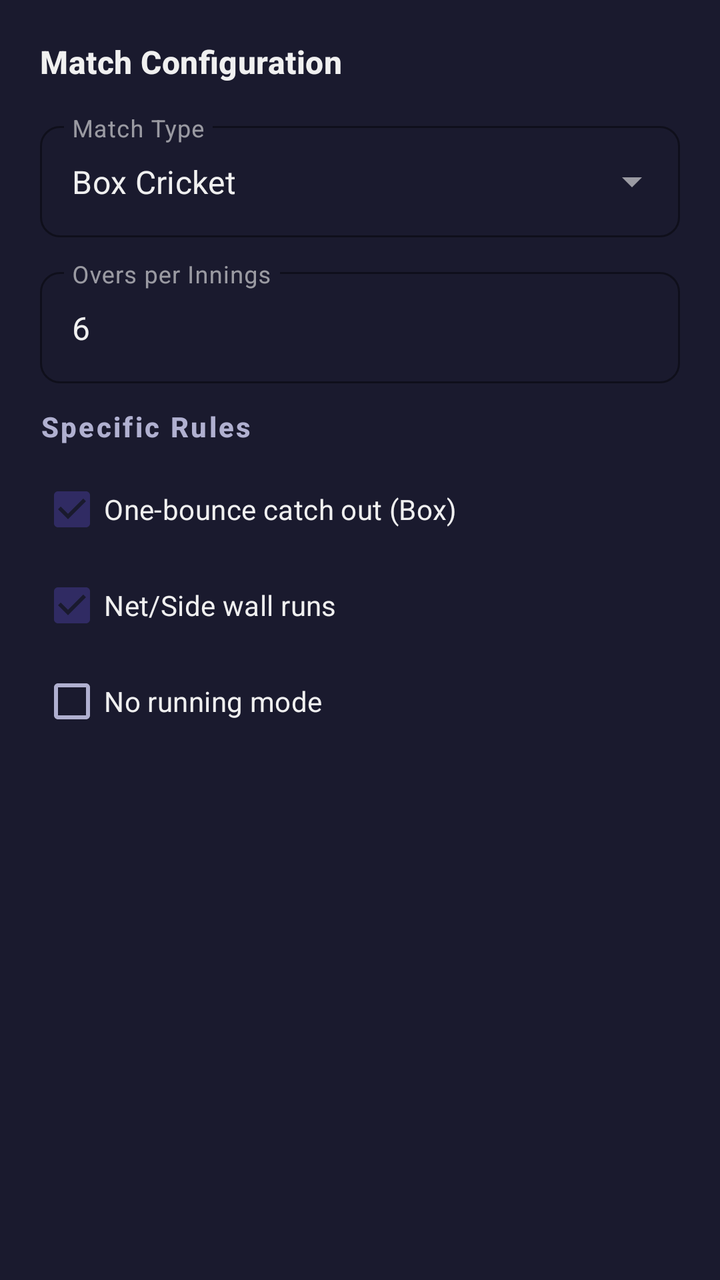
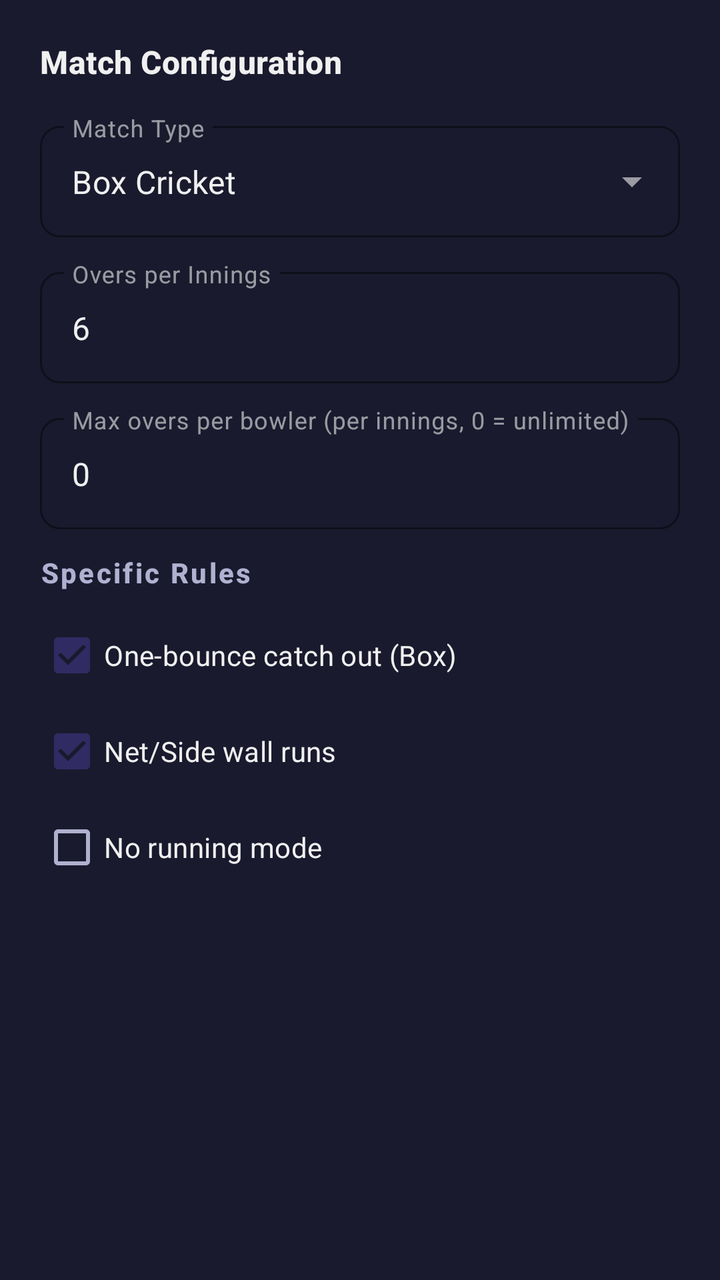

Screens rendered from an Android XML layout before and after an edit, with the pre-edit source and the edit as a unified diff.
<!-- AndroidManifest.xml: application theme Theme.TeamBalancer -->
<!-- res/layout/dialog_setup_cricket_match.xml -->
<?xml version="1.0" encoding="utf-8"?>
<ScrollView xmlns:android="http://schemas.android.com/apk/res/android"
    xmlns:app="http://schemas.android.com/apk/res-auto"
    android:layout_width="match_parent"
    android:layout_height="wrap_content"
    android:background="@color/surface">

    <LinearLayout
        android:layout_width="match_parent"
        android:layout_height="wrap_content"
        android:orientation="vertical"
        android:padding="20dp">

        <TextView
            android:layout_width="match_parent"
            android:layout_height="wrap_content"
            android:text="Match Configuration"
            android:textAppearance="@style/TextAppearance.TeamBalancer.TitleMedium"
            android:textColor="@color/on_surface"
            android:layout_marginBottom="16dp"/>

        <com.google.android.material.textfield.TextInputLayout
            style="@style/Widget.MaterialComponents.TextInputLayout.OutlinedBox.ExposedDropdownMenu"
            android:layout_width="match_parent"
            android:layout_height="wrap_content"
            android:hint="Match Type"
            android:layout_marginBottom="12dp"
            app:hintTextColor="@color/accent"
            app:boxStrokeColor="@color/accent">
            <AutoCompleteTextView
                android:id="@+id/spinnerMatchType"
                android:layout_width="match_parent"
                android:layout_height="wrap_content"
                android:inputType="none"
                android:text="Box Cricket"
                android:textColor="@color/on_surface"/>
        </com.google.android.material.textfield.TextInputLayout>

        <com.google.android.material.textfield.TextInputLayout
            style="@style/Widget.MaterialComponents.TextInputLayout.OutlinedBox"
            android:layout_width="match_parent"
            android:layout_height="wrap_content"
            android:hint="Overs per Innings"
            android:layout_marginBottom="12dp"
            app:hintTextColor="@color/accent"
            app:boxStrokeColor="@color/accent">
            <com.google.android.material.textfield.TextInputEditText
                android:id="@+id/editMaxOvers"
                android:layout_width="match_parent"
                android:layout_height="wrap_content"
                android:inputType="number"
                android:text="6"
                android:textColor="@color/on_surface"/>
        </com.google.android.material.textfield.TextInputLayout>

        <TextView
            android:layout_width="wrap_content"
            android:layout_height="wrap_content"
            android:text="Specific Rules"
            android:textAppearance="@style/TextAppearance.TeamBalancer.LabelLarge"
            android:textColor="@color/on_surface_variant"
            android:layout_marginBottom="8dp"/>

        <CheckBox
            android:id="@+id/cbOneBounce"
            android:layout_width="match_parent"
            android:layout_height="wrap_content"
            android:text="One-bounce catch out (Box)"
            android:textColor="@color/on_surface"
            android:buttonTint="@color/accent"
            android:checked="true"/>

        <CheckBox
            android:id="@+id/cbNetRuns"
            android:layout_width="match_parent"
            android:layout_height="wrap_content"
            android:text="Net/Side wall runs"
            android:textColor="@color/on_surface"
            android:buttonTint="@color/accent"
            android:checked="true"/>

        <CheckBox
            android:id="@+id/cbNoRunning"
            android:layout_width="match_parent"
            android:layout_height="wrap_content"
            android:text="No running mode"
            android:buttonTint="@color/accent"
            android:textColor="@color/on_surface"/>

    </LinearLayout>
</ScrollView>
<!-- resources referenced by this layout -->
<resources>
  <color name="accent">#00D2FF</color>
  <color name="on_surface">#F0F0F0</color>
  <color name="on_surface_variant">#B0B0D0</color>
  <color name="surface">#1A1A2E</color>
  <style name="TextAppearance.TeamBalancer.LabelLarge" parent="TextAppearance.Material3.LabelLarge">
          <item name="android:textStyle">bold</item>
          <item name="android:letterSpacing">0.08</item>
      </style>
  <style name="TextAppearance.TeamBalancer.TitleMedium" parent="TextAppearance.Material3.TitleMedium">
          <item name="android:textStyle">bold</item>
          <item name="android:letterSpacing">0.01</item>
      </style>
  <style name="Theme.TeamBalancer" parent="Base.Theme.TeamBalancer" />
  <color name="primary">#302B63</color>
  <color name="white">#FFFFFF</color>
  <color name="primary_variant">#24243E</color>
  <color name="secondary">#FF00CC</color>
  <color name="on_secondary">#FFFFFF</color>
  <color name="surface_soft">#2E2E5A</color>
  <color name="divider">#3F3F6F</color>
  <style name="TextAppearance.TeamBalancer.HeadlineLarge" parent="TextAppearance.Material3.HeadlineLarge">
          <item name="android:textStyle">bold</item>
          <item name="android:letterSpacing">0.0</item>
      </style>
  <style name="TextAppearance.TeamBalancer.HeadlineMedium" parent="TextAppearance.Material3.HeadlineMedium">
          <item name="android:textStyle">bold</item>
          <item name="android:letterSpacing">0.0</item>
      </style>
  <style name="TextAppearance.TeamBalancer.HeadlineSmall" parent="TextAppearance.Material3.HeadlineSmall">
          <item name="android:textStyle">bold</item>
          <item name="android:letterSpacing">0.0</item>
      </style>
  <style name="TextAppearance.TeamBalancer.TitleLarge" parent="TextAppearance.Material3.TitleLarge">
          <item name="android:textStyle">bold</item>
          <item name="android:letterSpacing">0.01</item>
      </style>
  <style name="TextAppearance.TeamBalancer.TitleSmall" parent="TextAppearance.Material3.TitleSmall">
          <item name="android:textStyle">bold</item>
          <item name="android:letterSpacing">0.02</item>
      </style>
  <style name="TextAppearance.TeamBalancer.BodyLarge" parent="TextAppearance.Material3.BodyLarge">
          <item name="android:letterSpacing">0.01</item>
      </style>
  <style name="TextAppearance.TeamBalancer.BodyMedium" parent="TextAppearance.Material3.BodyMedium">
          <item name="android:letterSpacing">0.01</item>
      </style>
  <style name="TextAppearance.TeamBalancer.BodySmall" parent="TextAppearance.Material3.BodySmall">
          <item name="android:letterSpacing">0.01</item>
      </style>
  <style name="TextAppearance.TeamBalancer.LabelMedium" parent="TextAppearance.Material3.LabelMedium">
          <item name="android:textStyle">bold</item>
          <item name="android:letterSpacing">0.06</item>
      </style>
  <style name="TextAppearance.TeamBalancer.LabelSmall" parent="TextAppearance.Material3.LabelSmall">
          <item name="android:textStyle">bold</item>
          <item name="android:letterSpacing">0.04</item>
      </style>
  <style name="ShapeAppearance.TeamBalancer.Small" parent="ShapeAppearance.Material3.SmallComponent">
          <item name="cornerSize">10dp</item>
      </style>
  <style name="ShapeAppearance.TeamBalancer.Medium" parent="ShapeAppearance.Material3.MediumComponent">
          <item name="cornerSize">20dp</item>
      </style>
  <color name="ripple_surface">#33FFFFFF</color>
  <color name="primary_dark">#0F0C29</color>
  <style name="Widget.TeamBalancer.Button.Text" parent="Widget.Material3.Button.TextButton">
          <item name="android:textColor">@color/accent</item>
          <item name="android:textStyle">bold</item>
      </style>
  <color name="surface_elevated">#252545</color>
  <dimen name="toolbar_min_height">56dp</dimen>
  <!-- unchanged entries left out for length: 7 -->
</resources>

<!-- the commit's change to res/layout/dialog_setup_cricket_match.xml (unified diff, before → after) -->
@@ -53,6 +53,23 @@
                 android:textColor="@color/on_surface"/>
         </com.google.android.material.textfield.TextInputLayout>
 
+        <com.google.android.material.textfield.TextInputLayout
+            style="@style/Widget.MaterialComponents.TextInputLayout.OutlinedBox"
+            android:layout_width="match_parent"
+            android:layout_height="wrap_content"
+            android:hint="Max overs per bowler (per innings, 0 = unlimited)"
+            android:layout_marginBottom="12dp"
+            app:hintTextColor="@color/accent"
+            app:boxStrokeColor="@color/accent">
+            <com.google.android.material.textfield.TextInputEditText
+                android:id="@+id/editMaxOversPerBowler"
+                android:layout_width="match_parent"
+                android:layout_height="wrap_content"
+                android:inputType="number"
+                android:text="0"
+                android:textColor="@color/on_surface"/>
+        </com.google.android.material.textfield.TextInputLayout>
+
         <TextView
             android:layout_width="wrap_content"
             android:layout_height="wrap_content"
